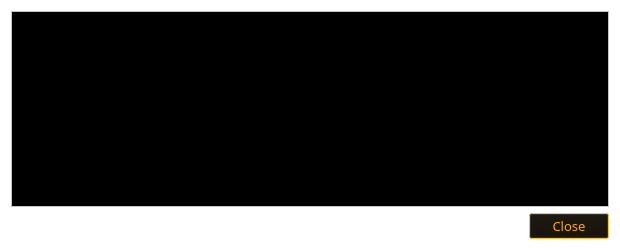
First picture: the form in src/qt/forms/transactiondescdialog.ui, repository netcoinfoundation/netcoin, before the edit.
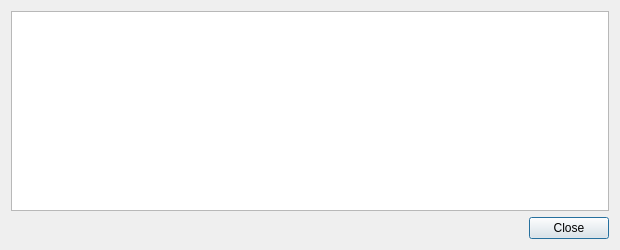
Second picture: the form after the edit. Icons and pictures are not drawn.

Patch:
```diff
--- a/src/qt/forms/transactiondescdialog.ui
+++ b/src/qt/forms/transactiondescdialog.ui
@@ -10,563 +10,12 @@
     <height>250</height>
    </rect>
   </property>
-  <property name="palette">
-   <palette>
-    <active>
-     <colorrole role="WindowText">
-      <brush brushstyle="SolidPattern">
-       <color alpha="255">
-        <red>255</red>
-        <green>170</green>
-        <blue>0</blue>
-       </color>
-      </brush>
-     </colorrole>
-     <colorrole role="Button">
-      <brush brushstyle="SolidPattern">
-       <color alpha="255">
-        <red>0</red>
-        <green>0</green>
-        <blue>0</blue>
-       </color>
-      </brush>
-     </colorrole>
-     <colorrole role="Light">
-      <brush brushstyle="SolidPattern">
-       <color alpha="255">
-        <red>255</red>
-        <green>255</green>
-        <blue>255</blue>
-       </color>
-      </brush>
-     </colorrole>
-     <colorrole role="Midlight">
-      <brush brushstyle="SolidPattern">
-       <color alpha="255">
-        <red>255</red>
-        <green>255</green>
-        <blue>255</blue>
-       </color>
-      </brush>
-     </colorrole>
-     <colorrole role="Dark">
-      <brush brushstyle="SolidPattern">
-       <color alpha="255">
-        <red>255</red>
-        <green>255</green>
-        <blue>255</blue>
-       </color>
-      </brush>
-     </colorrole>
-     <colorrole role="Mid">
-      <brush brushstyle="SolidPattern">
-       <color alpha="255">
-        <red>255</red>
-        <green>255</green>
-        <blue>255</blue>
-       </color>
-      </brush>
-     </colorrole>
-     <colorrole role="Text">
-      <brush brushstyle="SolidPattern">
-       <color alpha="255">
-        <red>255</red>
-        <green>170</green>
-        <blue>0</blue>
-       </color>
-      </brush>
-     </colorrole>
-     <colorrole role="BrightText">
-      <brush brushstyle="SolidPattern">
-       <color alpha="255">
-        <red>255</red>
-        <green>255</green>
-        <blue>255</blue>
-       </color>
-      </brush>
-     </colorrole>
-     <colorrole role="ButtonText">
-      <brush brushstyle="SolidPattern">
-       <color alpha="255">
-        <red>255</red>
-        <green>170</green>
-        <blue>0</blue>
-       </color>
-      </brush>
-     </colorrole>
-     <colorrole role="Base">
-      <brush brushstyle="SolidPattern">
-       <color alpha="255">
-        <red>0</red>
-        <green>0</green>
-        <blue>0</blue>
-       </color>
-      </brush>
-     </colorrole>
-     <colorrole role="Window">
-      <brush brushstyle="SolidPattern">
-       <color alpha="255">
-        <red>255</red>
-        <green>255</green>
-        <blue>255</blue>
-       </color>
-      </brush>
-     </colorrole>
-     <colorrole role="Shadow">
-      <brush brushstyle="SolidPattern">
-       <color alpha="255">
-        <red>255</red>
-        <green>255</green>
-        <blue>255</blue>
-       </color>
-      </brush>
-     </colorrole>
-     <colorrole role="Highlight">
-      <brush brushstyle="SolidPattern">
-       <color alpha="145">
-        <red>255</red>
-        <green>170</green>
-        <blue>0</blue>
-       </color>
-      </brush>
-     </colorrole>
-     <colorrole role="AlternateBase">
-      <brush brushstyle="SolidPattern">
-       <color alpha="255">
-        <red>0</red>
-        <green>0</green>
-        <blue>0</blue>
-       </color>
-      </brush>
-     </colorrole>
-     <colorrole role="ToolTipBase">
-      <brush brushstyle="SolidPattern">
-       <color alpha="255">
-        <red>0</red>
-        <green>0</green>
-        <blue>0</blue>
-       </color>
-      </brush>
-     </colorrole>
-     <colorrole role="ToolTipText">
-      <brush brushstyle="SolidPattern">
-       <color alpha="255">
-        <red>255</red>
-        <green>170</green>
-        <blue>0</blue>
-       </color>
-      </brush>
-     </colorrole>
-    </active>
-    <inactive>
-     <colorrole role="WindowText">
-      <brush brushstyle="SolidPattern">
-       <color alpha="255">
-        <red>255</red>
-        <green>170</green>
-        <blue>0</blue>
-       </color>
-      </brush>
-     </colorrole>
-     <colorrole role="Button">
-      <brush brushstyle="SolidPattern">
-       <color alpha="255">
-        <red>0</red>
-        <green>0</green>
-        <blue>0</blue>
-       </color>
-      </brush>
-     </colorrole>
-     <colorrole role="Light">
-      <brush brushstyle="SolidPattern">
-       <color alpha="255">
-        <red>255</red>
-        <green>255</green>
-        <blue>255</blue>
-       </color>
-      </brush>
-     </colorrole>
-     <colorrole role="Midlight">
-      <brush brushstyle="SolidPattern">
-       <color alpha="255">
-        <red>255</red>
-        <green>255</green>
-        <blue>255</blue>
-       </color>
-      </brush>
-     </colorrole>
-     <colorrole role="Dark">
-      <brush brushstyle="SolidPattern">
-       <color alpha="255">
-        <red>255</red>
-        <green>255</green>
-        <blue>255</blue>
-       </color>
-      </brush>
-     </colorrole>
-     <colorrole role="Mid">
-      <brush brushstyle="SolidPattern">
-       <color alpha="255">
-        <red>255</red>
-        <green>255</green>
-        <blue>255</blue>
-       </color>
-      </brush>
-     </colorrole>
-     <colorrole role="Text">
-      <brush brushstyle="SolidPattern">
-       <color alpha="255">
-        <red>255</red>
-        <green>170</green>
-        <blue>0</blue>
-       </color>
-      </brush>
-     </colorrole>
-     <colorrole role="BrightText">
-      <brush brushstyle="SolidPattern">
-       <color alpha="255">
-        <red>255</red>
-        <green>255</green>
-        <blue>255</blue>
-       </color>
-      </brush>
-     </colorrole>
-     <colorrole role="ButtonText">
-      <brush brushstyle="SolidPattern">
-       <color alpha="255">
-        <red>255</red>
-        <green>170</green>
-        <blue>0</blue>
-       </color>
-      </brush>
-     </colorrole>
-     <colorrole role="Base">
-      <brush brushstyle="SolidPattern">
-       <color alpha="255">
-        <red>0</red>
-        <green>0</green>
-        <blue>0</blue>
-       </color>
-      </brush>
-     </colorrole>
-     <colorrole role="Window">
-      <brush brushstyle="SolidPattern">
-       <color alpha="255">
-        <red>255</red>
-        <green>255</green>
-        <blue>255</blue>
-       </color>
-      </brush>
-     </colorrole>
-     <colorrole role="Shadow">
-      <brush brushstyle="SolidPattern">
-       <color alpha="255">
-        <red>255</red>
-        <green>255</green>
-        <blue>255</blue>
-       </color>
-      </brush>
-     </colorrole>
-     <colorrole role="Highlight">
-      <brush brushstyle="SolidPattern">
-       <color alpha="145">
-        <red>255</red>
-        <green>170</green>
-        <blue>0</blue>
-       </color>
-      </brush>
-     </colorrole>
-     <colorrole role="AlternateBase">
-      <brush brushstyle="SolidPattern">
-       <color alpha="255">
-        <red>0</red>
-        <green>0</green>
-        <blue>0</blue>
-       </color>
-      </brush>
-     </colorrole>
-     <colorrole role="ToolTipBase">
-      <brush brushstyle="SolidPattern">
-       <color alpha="255">
-        <red>0</red>
-        <green>0</green>
-        <blue>0</blue>
-       </color>
-      </brush>
-     </colorrole>
-     <colorrole role="ToolTipText">
-      <brush brushstyle="SolidPattern">
-       <color alpha="255">
-        <red>255</red>
-        <green>170</green>
-        <blue>0</blue>
-       </color>
-      </brush>
-     </colorrole>
-    </inactive>
-    <disabled>
-     <colorrole role="WindowText">
-      <brush brushstyle="SolidPattern">
-       <color alpha="255">
-        <red>255</red>
-        <green>255</green>
-        <blue>255</blue>
-       </color>
-      </brush>
-     </colorrole>
-     <colorrole role="Button">
-      <brush brushstyle="SolidPattern">
-       <color alpha="255">
-        <red>0</red>
-        <green>0</green>
-        <blue>0</blue>
-       </color>
-      </brush>
-     </colorrole>
-     <colorrole role="Light">
-      <brush brushstyle="SolidPattern">
-       <color alpha="255">
-        <red>255</red>
-        <green>255</green>
-        <blue>255</blue>
-       </color>
-      </brush>
-     </colorrole>
-     <colorrole role="Midlight">
-      <brush brushstyle="SolidPattern">
-       <color alpha="255">
-        <red>255</red>
-        <green>255</green>
-        <blue>255</blue>
-       </color>
-      </brush>
-     </colorrole>
-     <colorrole role="Dark">
-      <brush brushstyle="SolidPattern">
-       <color alpha="255">
-        <red>255</red>
-        <green>255</green>
-        <blue>255</blue>
-       </color>
-      </brush>
-     </colorrole>
-     <colorrole role="Mid">
-      <brush brushstyle="SolidPattern">
-       <color alpha="255">
-        <red>255</red>
-        <green>255</green>
-        <blue>255</blue>
-       </color>
-      </brush>
-     </colorrole>
-     <colorrole role="Text">
-      <brush brushstyle="SolidPattern">
-       <color alpha="255">
-        <red>255</red>
-        <green>255</green>
-        <blue>255</blue>
-       </color>
-      </brush>
-     </colorrole>
-     <colorrole role="BrightText">
-      <brush brushstyle="SolidPattern">
-       <color alpha="255">
-        <red>255</red>
-        <green>255</green>
-        <blue>255</blue>
-       </color>
-      </brush>
-     </colorrole>
-     <colorrole role="ButtonText">
-      <brush brushstyle="SolidPattern">
-       <color alpha="255">
-        <red>255</red>
-        <green>255</green>
-        <blue>255</blue>
-       </color>
-      </brush>
-     </colorrole>
-     <colorrole role="Base">
-      <brush brushstyle="SolidPattern">
-       <color alpha="255">
-        <red>255</red>
-        <green>255</green>
-        <blue>255</blue>
-       </color>
-      </brush>
-     </colorrole>
-     <colorrole role="Window">
-      <brush brushstyle="SolidPattern">
-       <color alpha="255">
-        <red>255</red>
-        <green>255</green>
-        <blue>255</blue>
-       </color>
-      </brush>
-     </colorrole>
-     <colorrole role="Shadow">
-      <brush brushstyle="SolidPattern">
-       <color alpha="255">
-        <red>255</red>
-        <green>255</green>
-        <blue>255</blue>
-       </color>
-      </brush>
-     </colorrole>
-     <colorrole role="Highlight">
-      <brush brushstyle="SolidPattern">
-       <color alpha="255">
-        <red>51</red>
-        <green>153</green>
-        <blue>255</blue>
-       </color>
-      </brush>
-     </colorrole>
-     <colorrole role="AlternateBase">
-      <brush brushstyle="SolidPattern">
-       <color alpha="255">
-        <red>0</red>
-        <green>0</green>
-        <blue>0</blue>
-       </color>
-      </brush>
-     </colorrole>
-     <colorrole role="ToolTipBase">
-      <brush brushstyle="SolidPattern">
-       <color alpha="255">
-        <red>0</red>
-        <green>0</green>
-        <blue>0</blue>
-       </color>
-      </brush>
-     </colorrole>
-     <colorrole role="ToolTipText">
-      <brush brushstyle="SolidPattern">
-       <color alpha="255">
-        <red>255</red>
-        <green>170</green>
-        <blue>0</blue>
-       </color>
-      </brush>
-     </colorrole>
-    </disabled>
-   </palette>
-  </property>
-  <property name="font">
-   <font>
-    <family>Plantagenet Cherokee</family>
-    <pointsize>10</pointsize>
-   </font>
-  </property>
   <property name="windowTitle">
    <string>Transaction details</string>
   </property>
-  <property name="styleSheet">
-   <string notr="true">QDialog
-{
- background: url(:/images/res/images/dialogBackground.jpg);
-}</string>
-  </property>
   <layout class="QGridLayout" name="gridLayout">
    <item row="0" column="0">
     <widget class="QTextEdit" name="detailText">
-     <property name="palette">
-      <palette>
-       <active>
-        <colorrole role="WindowText">
-         <brush brushstyle="SolidPattern">
-          <color alpha="255">
-           <red>255</red>
-           <green>170</green>
-           <blue>0</blue>
-          </color>
-         </brush>
-        </colorrole>
-        <colorrole role="BrightText">
-         <brush brushstyle="SolidPattern">
-          <color alpha="255">
-           <red>255</red>
-           <green>255</green>
-           <blue>255</blue>
-          </color>
-         </brush>
-        </colorrole>
-        <colorrole role="ButtonText">
-         <brush brushstyle="SolidPattern">
-          <color alpha="255">
-           <red>255</red>
-           <green>170</green>
-           <blue>0</blue>
-          </color>
-         </brush>
-        </colorrole>
-       </active>
-       <inactive>
-        <colorrole role="WindowText">
-         <brush brushstyle="SolidPattern">
-          <color alpha="255">
-           <red>255</red>
-           <green>170</green>
-           <blue>0</blue>
-          </color>
-         </brush>
-        </colorrole>
-        <colorrole role="BrightText">
-         <brush brushstyle="SolidPattern">
-          <color alpha="255">
-           <red>255</red>
-           <green>255</green>
-           <blue>255</blue>
-          </color>
-         </brush>
-        </colorrole>
-        <colorrole role="ButtonText">
-         <brush brushstyle="SolidPattern">
-          <color alpha="255">
-           <red>255</red>
-           <green>170</green>
-           <blue>0</blue>
-          </color>
-         </brush>
-        </colorrole>
-       </inactive>
-       <disabled>
-        <colorrole role="WindowText">
-         <brush brushstyle="SolidPattern">
-          <color alpha="255">
-           <red>159</red>
-           <green>158</green>
-           <blue>158</blue>
-          </color>
-         </brush>
-        </colorrole>
-        <colorrole role="BrightText">
-         <brush brushstyle="SolidPattern">
-          <color alpha="255">
-           <red>255</red>
-           <green>255</green>
-           <blue>255</blue>
-          </color>
-         </brush>
-        </colorrole>
-        <colorrole role="ButtonText">
-         <brush brushstyle="SolidPattern">
-          <color alpha="255">
-           <red>159</red>
-           <green>158</green>
-           <blue>158</blue>
-          </color>
-         </brush>
-        </colorrole>
-       </disabled>
-      </palette>
-     </property>
-     <property name="font">
-      <font>
-       <family>Plantagenet Cherokee</family>
-       <pointsize>10</pointsize>
-      </font>
-     </property>
      <property name="toolTip">
       <string>This pane shows a detailed description of the transaction</string>
      </property>
@@ -577,427 +26,6 @@
    </item>
    <item row="1" column="0">
     <widget class="QDialogButtonBox" name="buttonBox">
-     <property name="palette">
-      <palette>
-       <active>
-        <colorrole role="WindowText">
-         <brush brushstyle="SolidPattern">
-          <color alpha="255">
-           <red>255</red>
-           <green>170</green>
-           <blue>0</blue>
-          </color>
-         </brush>
-        </colorrole>
-        <colorrole role="Button">
-         <brush brushstyle="SolidPattern">
-          <color alpha="255">
-           <red>0</red>
-           <green>0</green>
-           <blue>0</blue>
-          </color>
-         </brush>
-        </colorrole>
-        <colorrole role="Light">
-         <brush brushstyle="SolidPattern">
-          <color alpha="255">
-           <red>255</red>
-           <green>255</green>
-           <blue>255</blue>
-          </color>
-         </brush>
-        </colorrole>
-        <colorrole role="Midlight">
-         <brush brushstyle="SolidPattern">
-          <color alpha="255">
-           <red>255</red>
-           <green>255</green>
-           <blue>255</blue>
-          </color>
-         </brush>
-        </colorrole>
-        <colorrole role="Dark">
-         <brush brushstyle="SolidPattern">
-          <color alpha="255">
-           <red>255</red>
-           <green>255</green>
-           <blue>255</blue>
-          </color>
-         </brush>
-        </colorrole>
-        <colorrole role="Mid">
-         <brush brushstyle="SolidPattern">
-          <color alpha="255">
-           <red>255</red>
-           <green>255</green>
-           <blue>255</blue>
-          </color>
-         </brush>
-        </colorrole>
-        <colorrole role="Text">
-         <brush brushstyle="SolidPattern">
-          <color alpha="255">
-           <red>255</red>
-           <green>170</green>
-           <blue>0</blue>
-          </color>
-         </brush>
-        </colorrole>
-        <colorrole role="BrightText">
-         <brush brushstyle="SolidPattern">
-          <color alpha="255">
-           <red>255</red>
-           <green>255</green>
-           <blue>255</blue>
-          </color>
-         </brush>
-        </colorrole>
-        <colorrole role="ButtonText">
-         <brush brushstyle="SolidPattern">
-          <color alpha="255">
-           <red>255</red>
-           <green>170</green>
-           <blue>0</blue>
-          </color>
-         </brush>
-        </colorrole>
-        <colorrole role="Base">
-         <brush brushstyle="SolidPattern">
-          <color alpha="255">
-           <red>0</red>
-           <green>0</green>
-           <blue>0</blue>
-          </color>
-         </brush>
-        </colorrole>
-        <colorrole role="Window">
-         <brush brushstyle="SolidPattern">
-          <color alpha="255">
-           <red>255</red>
-           <green>255</green>
-           <blue>255</blue>
-          </color>
-         </brush>
-        </colorrole>
-        <colorrole role="Shadow">
-         <brush brushstyle="SolidPattern">
-          <color alpha="255">
-           <red>255</red>
-           <green>255</green>
-           <blue>255</blue>
-          </color>
-         </brush>
-        </colorrole>
-        <colorrole role="AlternateBase">
-         <brush brushstyle="SolidPattern">
-          <color alpha="255">
-           <red>0</red>
-           <green>0</green>
-           <blue>0</blue>
-          </color>
-         </brush>
-        </colorrole>
-        <colorrole role="ToolTipBase">
-         <brush brushstyle="SolidPattern">
-          <color alpha="255">
-           <red>0</red>
-           <green>0</green>
-           <blue>0</blue>
-          </color>
-         </brush>
-        </colorrole>
-        <colorrole role="ToolTipText">
-         <brush brushstyle="SolidPattern">
-          <color alpha="255">
-           <red>255</red>
-           <green>170</green>
-           <blue>0</blue>
-          </color>
-         </brush>
-        </colorrole>
-       </active>
-       <inactive>
-        <colorrole role="WindowText">
-         <brush brushstyle="SolidPattern">
-          <color alpha="255">
-           <red>255</red>
-           <green>170</green>
-           <blue>0</blue>
-          </color>
-         </brush>
-        </colorrole>
-        <colorrole role="Button">
-         <brush brushstyle="SolidPattern">
-          <color alpha="255">
-           <red>0</red>
-           <green>0</green>
-           <blue>0</blue>
-          </color>
-         </brush>
-        </colorrole>
-        <colorrole role="Light">
-         <brush brushstyle="SolidPattern">
-          <color alpha="255">
-           <red>255</red>
-           <green>255</green>
-           <blue>255</blue>
-          </color>
-         </brush>
-        </colorrole>
-        <colorrole role="Midlight">
-         <brush brushstyle="SolidPattern">
-          <color alpha="255">
-           <red>255</red>
-           <green>255</green>
-           <blue>255</blue>
-          </color>
-         </brush>
-        </colorrole>
-        <colorrole role="Dark">
-         <brush brushstyle="SolidPattern">
-          <color alpha="255">
-           <red>255</red>
-           <green>255</green>
-           <blue>255</blue>
-          </color>
-         </brush>
-        </colorrole>
-        <colorrole role="Mid">
-         <brush brushstyle="SolidPattern">
-          <color alpha="255">
-           <red>255</red>
-           <green>255</green>
-           <blue>255</blue>
-          </color>
-         </brush>
-        </colorrole>
-        <colorrole role="Text">
-         <brush brushstyle="SolidPattern">
-          <color alpha="255">
-           <red>255</red>
-           <green>170</green>
-           <blue>0</blue>
-          </color>
-         </brush>
-        </colorrole>
-        <colorrole role="BrightText">
-         <brush brushstyle="SolidPattern">
-          <color alpha="255">
-           <red>255</red>
-           <green>255</green>
-           <blue>255</blue>
-          </color>
-         </brush>
-        </colorrole>
-        <colorrole role="ButtonText">
-         <brush brushstyle="SolidPattern">
-          <color alpha="255">
-           <red>255</red>
-           <green>170</green>
-           <blue>0</blue>
-          </color>
-         </brush>
-        </colorrole>
-        <colorrole role="Base">
-         <brush brushstyle="SolidPattern">
-          <color alpha="255">
-           <red>0</red>
-           <green>0</green>
-           <blue>0</blue>
-          </color>
-         </brush>
-        </colorrole>
-        <colorrole role="Window">
-         <brush brushstyle="SolidPattern">
-          <color alpha="255">
-           <red>255</red>
-           <green>255</green>
-           <blue>255</blue>
-          </color>
-         </brush>
-        </colorrole>
-        <colorrole role="Shadow">
-         <brush brushstyle="SolidPattern">
-          <color alpha="255">
-           <red>255</red>
-           <green>255</green>
-           <blue>255</blue>
-          </color>
-         </brush>
-        </colorrole>
-        <colorrole role="AlternateBase">
-         <brush brushstyle="SolidPattern">
-          <color alpha="255">
-           <red>0</red>
-           <green>0</green>
-           <blue>0</blue>
-          </color>
-         </brush>
-        </colorrole>
-        <colorrole role="ToolTipBase">
-         <brush brushstyle="SolidPattern">
-          <color alpha="255">
-           <red>0</red>
-           <green>0</green>
-           <blue>0</blue>
-          </color>
-         </brush>
-        </colorrole>
-        <colorrole role="ToolTipText">
-         <brush brushstyle="SolidPattern">
-          <color alpha="255">
-           <red>255</red>
-           <green>170</green>
-           <blue>0</blue>
-          </color>
-         </brush>
-        </colorrole>
-       </inactive>
-       <disabled>
-        <colorrole role="WindowText">
-         <brush brushstyle="SolidPattern">
-          <color alpha="255">
-           <red>255</red>
-           <green>255</green>
-           <blue>255</blue>
-          </color>
-         </brush>
-        </colorrole>
-        <colorrole role="Button">
-         <brush brushstyle="SolidPattern">
-          <color alpha="255">
-           <red>0</red>
-           <green>0</green>
-           <blue>0</blue>
-          </color>
-         </brush>
-        </colorrole>
-        <colorrole role="Light">
-         <brush brushstyle="SolidPattern">
-          <color alpha="255">
-           <red>255</red>
-           <green>255</green>
-           <blue>255</blue>
-          </color>
-         </brush>
-        </colorrole>
-        <colorrole role="Midlight">
-         <brush brushstyle="SolidPattern">
-          <color alpha="255">
-           <red>255</red>
-           <green>255</green>
-           <blue>255</blue>
-          </color>
-         </brush>
-        </colorrole>
-        <colorrole role="Dark">
-         <brush brushstyle="SolidPattern">
-          <color alpha="255">
-           <red>255</red>
-           <green>255</green>
-           <blue>255</blue>
-          </color>
-         </brush>
-        </colorrole>
-        <colorrole role="Mid">
-         <brush brushstyle="SolidPattern">
-          <color alpha="255">
-           <red>255</red>
-           <green>255</green>
-           <blue>255</blue>
-          </color>
-         </brush>
-        </colorrole>
-        <colorrole role="Text">
-         <brush brushstyle="SolidPattern">
-          <color alpha="255">
-           <red>255</red>
-           <green>255</green>
-           <blue>255</blue>
-          </color>
-         </brush>
-        </colorrole>
-        <colorrole role="BrightText">
-         <brush brushstyle="SolidPattern">
-          <color alpha="255">
-           <red>255</red>
-           <green>255</green>
-           <blue>255</blue>
-          </color>
-         </brush>
-        </colorrole>
-        <colorrole role="ButtonText">
-         <brush brushstyle="SolidPattern">
-          <color alpha="255">
-           <red>255</red>
-           <green>255</green>
-           <blue>255</blue>
-          </color>
-         </brush>
-        </colorrole>
-        <colorrole role="Base">
-         <brush brushstyle="SolidPattern">
-          <color alpha="255">
-           <red>255</red>
-           <green>255</green>
-           <blue>255</blue>
-          </color>
-         </brush>
-        </colorrole>
-        <colorrole role="Window">
-         <brush brushstyle="SolidPattern">
-          <color alpha="255">
-           <red>255</red>
-           <green>255</green>
-           <blue>255</blue>
-          </color>
-         </brush>
-        </colorrole>
-        <colorrole role="Shadow">
-         <brush brushstyle="SolidPattern">
-          <color alpha="255">
-           <red>255</red>
-           <green>255</green>
-           <blue>255</blue>
-          </color>
-         </brush>
-        </colorrole>
-        <colorrole role="AlternateBase">
-         <brush brushstyle="SolidPattern">
-          <color alpha="255">
-           <red>0</red>
-           <green>0</green>
-           <blue>0</blue>
-          </color>
-         </brush>
-        </colorrole>
-        <colorrole role="ToolTipBase">
-         <brush brushstyle="SolidPattern">
-          <color alpha="255">
-           <red>0</red>
-           <green>0</green>
-           <blue>0</blue>
-          </color>
-         </brush>
-        </colorrole>
-        <colorrole role="ToolTipText">
-         <brush brushstyle="SolidPattern">
-          <color alpha="255">
-           <red>255</red>
-           <green>170</green>
-           <blue>0</blue>
-          </color>
-         </brush>
-        </colorrole>
-       </disabled>
-      </palette>
-     </property>
-     <property name="font">
-      <font>
-       <family>Plantagenet Cherokee</family>
-       <pointsize>10</pointsize>
-      </font>
-     </property>
      <property name="styleSheet">
       <string notr="true"/>
      </property>
```
